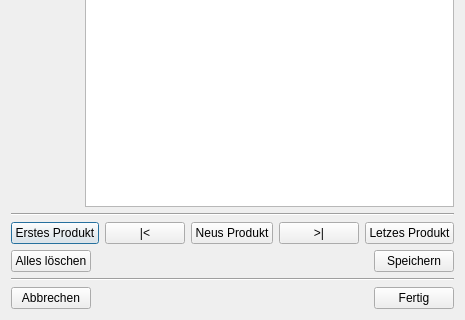
Before: the Qt Designer form neusprodukt.ui in GrauerStar/EinfacheKassa, drawn with Qt 5; both pictures show x 0 to 465 and y 260 to 580 of the 465 by 580 pixel window.
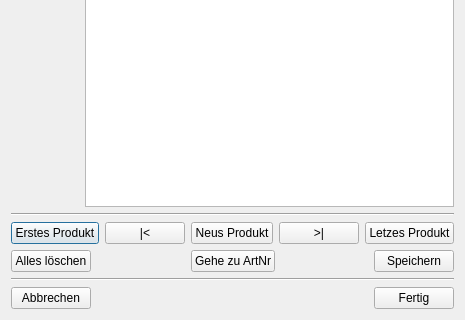
After: the same form once the commit is applied.

Patch:
```diff
--- a/neusprodukt.ui
+++ b/neusprodukt.ui
@@ -326,6 +326,26 @@
        </property>
       </widget>
      </item>
+     <item>
+      <spacer name="horizontalSpacer_10">
+       <property name="orientation">
+        <enum>Qt::Horizontal</enum>
+       </property>
+       <property name="sizeHint" stdset="0">
+        <size>
+         <width>40</width>
+         <height>20</height>
+        </size>
+       </property>
+      </spacer>
+     </item>
+     <item>
+      <widget class="QPushButton" name="pushButton_GeheZuArtNr">
+       <property name="text">
+        <string>Gehe zu ArtNr</string>
+       </property>
+      </widget>
+     </item>
      <item>
       <spacer name="horizontalSpacer_4">
        <property name="orientation">
```
